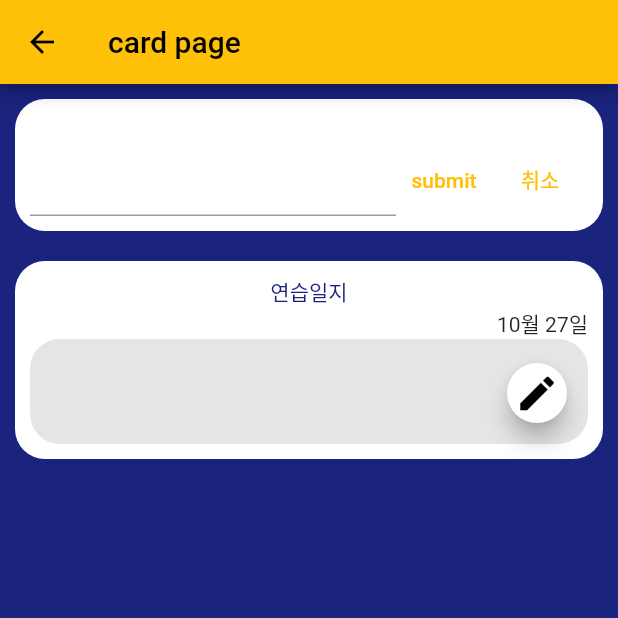
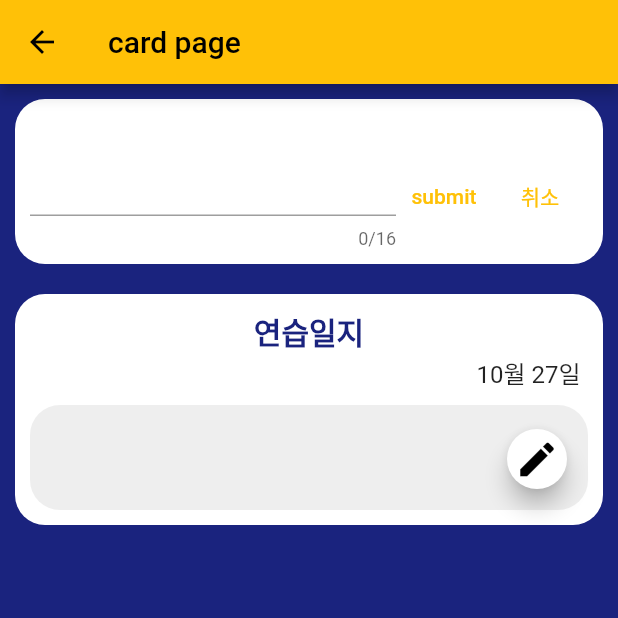
Before and after one commit to 5yearsKim/LessonCard, a Flutter app: the CardPage screen opened by its route, after a tap on the "add" icon, on a phone screen of 412 x 824 dp, the top half of it. Run offline on Flutter 3.47's test engine with Material 2 defaults, Android fonts, the phone set to English and light mode, and no system bars; drawn by our look-alikes of flutter_typeahead; our stand-ins replace get, sqflite, table_calendar; missing offline and left inert: flutter_material_color_picker; accounts and stored records are empty; statements that could not run were skipped.

Commit message:
font design

```diff
--- a/lib/components/card/cardNote.dart
+++ b/lib/components/card/cardNote.dart
@@ -5,6 +5,7 @@ import 'package:get/get.dart';
 // custom
 import 'package:myapp/controller.dart';
 import 'package:myapp/utils/time.dart';
+import 'package:myapp/config.dart';
 
 class CardNote extends StatelessWidget {
   CardNote({Key? key}) : super(key: key);
@@ -16,20 +17,26 @@ class CardNote extends StatelessWidget {
       children: [
         Text(
           '연습일지',
-          style: TextStyle(
-            color: Colors.indigo[900],
+          style: Theme.of(context).textTheme.headline6!.copyWith(
+            color: textColor,
+            fontWeight: FontWeight.bold,
           ),
         ),
         Container(
           alignment: Alignment.centerRight,
-          child: GetBuilder<Controller>(builder: (_) => Text('${datePrettify(ctrl.selectedDay)}')),
+          margin: EdgeInsets.fromLTRB(0, 0, 5, 10),
+          child: GetBuilder<Controller>(builder: (_) {
+            return Text('${datePrettify(ctrl.selectedDay)}',
+              style: Theme.of(context).textTheme.subtitle1,
+            );
+          }),
         ),
         Container(
           padding: EdgeInsets.all(10),
           width: double.infinity,
           decoration: BoxDecoration(
             borderRadius: BorderRadius.circular(20),
-            color: Colors.black.withOpacity(0.1),
+            color: Colors.grey[200],
           ),
           child: CardNoteContent(),
         ),
@@ -111,7 +118,12 @@ class _CardNoteContentState extends State<CardNoteContent> {
           children: [
             Container(
               alignment: Alignment.center,
-              child: Text(noteTcr.text),
+              padding: EdgeInsets.all(10),
+              child: Text(noteTcr.text,
+                style: Theme.of(context).textTheme.subtitle1!.copyWith(
+                  color: Colors.grey[800],
+                ),
+              ),
             ),
             Positioned(
               bottom: 0,
--- a/lib/components/card/trackButton.dart
+++ b/lib/components/card/trackButton.dart
@@ -144,7 +144,6 @@ class _EditTrackState extends State<EditTrack> {
         'color picker',
         MaterialColorPicker(
           onColorChange: (Color color) {
-            print(color);
             setState(() => _color = color);
             // Navigator.of(context).pop();
           },
@@ -190,6 +189,7 @@ class _EditTrackState extends State<EditTrack> {
               Expanded(
                 flex: rw,
                 child: TextField(
+                  textAlign: TextAlign.center,
                   controller: nameTcr,
                 ),
               ),
--- a/lib/config.dart
+++ b/lib/config.dart
@@ -5,3 +5,4 @@ const String DB_NAME = 'my_db.db';
 Color primaryColor = Colors.amber.shade500;
 Color secondaryColor = Colors.indigo.shade900;
 Color backgroundColor = Colors.indigo.shade900;
+Color textColor = Colors.indigo.shade900;
--- a/lib/controller.dart
+++ b/lib/controller.dart
@@ -32,15 +32,12 @@ class Controller extends GetxController {
     double maxPracTime = 0;
 
     for (var v in report.values) {
-      print('hh');
-      print(v);
       if (v['cnt'] != null)
         maxCnt = max(v['cnt'], maxCnt);
       if (v['avgSec'] != null)
         maxAvgSec = max(v['avgSec'], maxAvgSec);
       if (v['pracTime'] != null)
         maxPracTime = max(v['pracTime'], maxPracTime);
-        print(v['pracTime']);
     }
     if (maxAvgSec == 0)
       maxAvgSec = double.infinity;
--- a/lib/main.dart
+++ b/lib/main.dart
@@ -1,4 +1,6 @@
 import 'package:flutter/material.dart';
+import 'package:intl/date_symbol_data_local.dart';
+
 // import 'tutorialPage.dart';
 // import 'designPractice.dart';
 import 'package:get/get.dart';
@@ -10,7 +12,9 @@ import 'controller.dart';
 import 'dbHelper.dart';
 import 'config.dart';
 
-void main() => runApp(Nav2App());
+void main() {
+  initializeDateFormatting().then((_) => runApp(Nav2App()));
+}
 
 class Nav2App extends StatelessWidget {
   @override
--- a/lib/screens/analysisPage.dart
+++ b/lib/screens/analysisPage.dart
@@ -179,7 +179,7 @@ class _SubjectAnalysisState extends State<SubjectAnalysis> {
   }
 
   get lightColor {
-    return lightenColor(widget._color, amount: 0.3);
+    return lightenColor(widget._color, amount: 0.4);
   }
 
   @override
--- a/lib/screens/calendarPage.dart
+++ b/lib/screens/calendarPage.dart
@@ -44,7 +44,7 @@ class CalendarPage extends StatelessWidget {
               onPressed: () {
                 Get.toNamed('/analysis');
               },
-              label: Text('데이터 분석'),
+              label: Text('데이터 분석', style: TextStyle(fontWeight: FontWeight.bold)),
             )),
         MoveCard(),
       ],
@@ -98,19 +98,50 @@ class _MyCalenderState extends State<MyCalender> {
           focusedDay: ctrl.selectedDay,
           onDaySelected: _onDaySelected,
           eventLoader: _getEventsFromDay,
-          // calendarStyle: CalendarStyle(
-          //   isTodayHighlighted: true,
-          //   selectedDecoration: BoxDecoration(
-          //     color: Colors.blue,
-          //     borderRadius: BorderRadius.circular(10)
-          //   ),
-          //   todayDecoration: BoxDecoration(
-          //     color: Colors.purpleAccent,
-          //     borderRadius: BorderRadius.circular(10)
-          //   ),
-          // ),
-          selectedDayPredicate: (DateTime date) =>
-              isSameDay(date, ctrl.selectedDay),
+          selectedDayPredicate: (DateTime date) {
+            return isSameDay(date, ctrl.selectedDay);
+          },
+          calendarStyle: CalendarStyle(
+            isTodayHighlighted: true,
+            selectedDecoration: BoxDecoration(
+              color: Colors.purple[600],
+              shape: BoxShape.circle,
+            ),
+            todayDecoration: BoxDecoration(
+              boxShadow: [
+                BoxShadow(
+                  color: primaryColor.withOpacity(0.3),
+                  spreadRadius: 5,
+                  blurRadius: 7,
+                  offset: Offset(0, 3), // changes position of shadow
+                ),
+              ],
+              color: primaryColor,
+              shape: BoxShape.circle,
+            ),
+            weekendTextStyle: TextStyle().copyWith(color: Colors.red),
+            holidayTextStyle: TextStyle().copyWith(color: Colors.blue[800]),
+          ),
+          headerStyle: HeaderStyle(
+            formatButtonVisible: false,
+            titleCentered: true,
+            headerMargin: EdgeInsets.only(left: 40, top: 0, right: 40, bottom: 10),
+            leftChevronIcon: Icon(Icons.arrow_left),
+            rightChevronIcon: Icon(Icons.arrow_right),
+          ),
+          locale: 'ko-KR',
+          calendarBuilders: CalendarBuilders(
+            markerBuilder: (context, date, events) {
+              if (events.isEmpty) {
+                return null;
+              }
+              return Positioned(
+                bottom: 4,
+                right: 1,
+                child: Icon(Icons.check, color: Colors.green),
+              );
+            },
+          ),
         ),
       ),
     );
@@ -128,17 +159,18 @@ class MoveCard extends StatelessWidget {
       if (hasCard) {
         return InkWell(
           onTap: () async {
-            await ctrl.insertCard('test');
+            await ctrl.insertCard('');
             Get.toNamed('/card');
           },
           child: Container(
-              child: ScheduleBox(),
             width: double.infinity,
             margin: EdgeInsets.all(10.0),
             decoration: BoxDecoration(
               color: Colors.blue[50],
               borderRadius: BorderRadius.circular(20),
-              )),
+            ),
+            child: ScheduleBox(),
+          ),
         );
       }
       return Container(
@@ -146,19 +178,34 @@ class MoveCard extends StatelessWidget {
         padding: EdgeInsets.all(10.0),
         decoration: BoxDecoration(
           color: Colors.white,
-          borderRadius: BorderRadius.circular(10),
+          borderRadius: BorderRadius.circular(20),
         ),
         child: Column(children: [
-          GetBuilder<Controller>(
-              builder: (_) => Text('${datePrettify(ctrl.selectedDay)}')),
-          Text('아직 연습 카드가 없어요. 연습카드를 추가해보세요.'),
+          GetBuilder<Controller>(builder: (_) {
+            return Text(
+              '${datePrettify(ctrl.selectedDay)}',
+              style: Theme.of(context).textTheme.subtitle1!.copyWith(
+                    color: textColor,
+                    fontWeight: FontWeight.bold,
+                  ),
+            );
+          }),
+          Container(
+            margin: EdgeInsets.all(10),
+            child: Text(
+              '아직 연습 카드가 없어요. 연습카드를 추가해보세요.',
+              style: Theme.of(context).textTheme.bodyText1!.copyWith(
+                    color: Colors.grey[700],
+                  ),
+            ),
+          ),
           ClipOval(
             child: Material(
-              color: Colors.amber, // Button color
+              color: primaryColor, // Button color
               child: InkWell(
-                splashColor: Colors.indigo[900], // Splash color
+                splashColor: secondaryColor, // Splash color
                 onTap: () async {
-                  await ctrl.insertCard('test');
+                  await ctrl.insertCard('');
                   Get.toNamed('/card');
                 },
                 child: SizedBox(
@@ -184,7 +231,7 @@ class ScheduleBox extends StatelessWidget {
   // final DBHelper dbCtrl = Get.find();
   final Controller ctrl = Get.find();
 
-  Widget wrapSubject() {
+  Widget wrapSubject(BuildContext context) {
     return Container(
       // margin: EdgeInsets.fromLTRB(0, 10, 0, 10),
       width: double.infinity,
@@ -199,12 +246,12 @@ class ScheduleBox extends StatelessWidget {
               Container(
                 padding: EdgeInsets.fromLTRB(10, 5, 10, 5),
                 decoration: BoxDecoration(
-                  borderRadius: BorderRadius.circular(10),
+                  borderRadius: BorderRadius.circular(20),
                   color: code2color(item['color']),
                 ),
                 child: Text(
                   item['subject_name'],
-                  style: TextStyle(
+                  style: Theme.of(context).textTheme.bodyText1!.copyWith(
                         color: textOnColor(
                           code2color(item['color']),
                         ),
@@ -217,7 +264,7 @@ class ScheduleBox extends StatelessWidget {
     );
   }
 
-  Widget todayNote() {
+  Widget todayNote(context) {
     return GetBuilder<Controller>(builder: (_) {
       bool hasNote = ctrl.todayCard != null && !ctrl.todayCard['note'].isEmpty;
       if (!hasNote) {
@@ -225,17 +272,25 @@ class ScheduleBox extends StatelessWidget {
       }
       return Container(
           width: double.infinity,
-          padding: EdgeInsets.all(10),
-          margin: EdgeInsets.all(10),
+          // padding: EdgeInsets.all(10),
           child: Column(
             children: [
               Text(
                 '연습 일지',
-                style: TextStyle(
-                  color: Colors.indigo[900],
+                style: Theme.of(context).textTheme.subtitle1!.copyWith(
+                      color: textColor,
+                      fontWeight: FontWeight.bold,
                     ),
               ),
-              Text('${ctrl.todayCard['note']}'),
+              Container(
+                padding: EdgeInsets.all(5),
+                child: Text(
+                  '${ctrl.todayCard['note']}',
+                  style: Theme.of(context).textTheme.bodyText1!.copyWith(
+                        color: Colors.grey[700],
+                      ),
+                ),
+              ),
             ],
           ));
     });
@@ -246,21 +301,21 @@ class ScheduleBox extends StatelessWidget {
     return Column(
       children: [
         Container(
-          margin: EdgeInsets.all(10),
+          margin: EdgeInsets.all(6),
           child: GetBuilder<Controller>(
               builder: (_) => Text(
                     '${datePrettify(ctrl.selectedDay)}',
-                    style: TextStyle(color: Colors.indigo[900]),
+                    style: Theme.of(context).textTheme.subtitle1!.copyWith(color: textColor, fontWeight: FontWeight.bold),
                   )),
         ),
         Container(
-          // margin: EdgeInsets.fromLTRB(10, 0, 10, 10),
+          padding: EdgeInsets.all(5),
           decoration: BoxDecoration(
             color: Colors.white,
             borderRadius: BorderRadius.circular(20),
           ),
           child: Column(
-            children: [wrapSubject(), todayNote()],
+            children: [wrapSubject(context), todayNote(context)],
           ),
         )
       ],
--- a/lib/screens/cardPage.dart
+++ b/lib/screens/cardPage.dart
@@ -147,6 +147,8 @@ class _AddTrackState extends State<AddTrack> {
                 Expanded(
                   child: TypeAheadField(
                     textFieldConfiguration: TextFieldConfiguration(
+                      textAlign: TextAlign.center,
+                      maxLength: 16,
                       controller: nameTcr,
                       style: TextStyle(
                         color: info == null ? null : code2color(info['color']),
```
Also changed, not shown: lib/tools/animatedButton.dart (+22 -7 lines), lib/utils/misc.dart (+13 -4 lines). Lines whose indentation alone changed are shown as unchanged.
